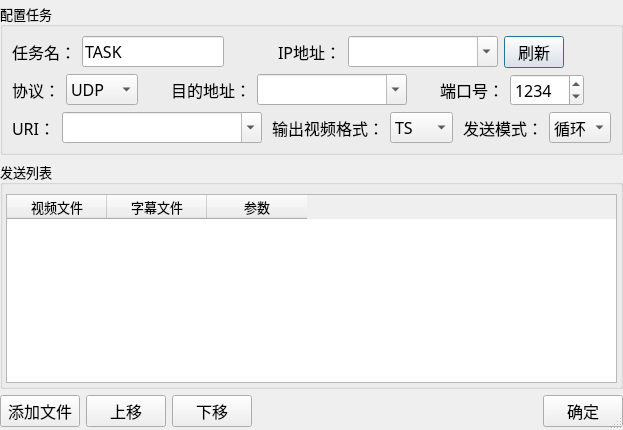
This is ui/addTask.ui in Reinering/stream-sender as Qt 5 draws it before an edit. The edited form follows.
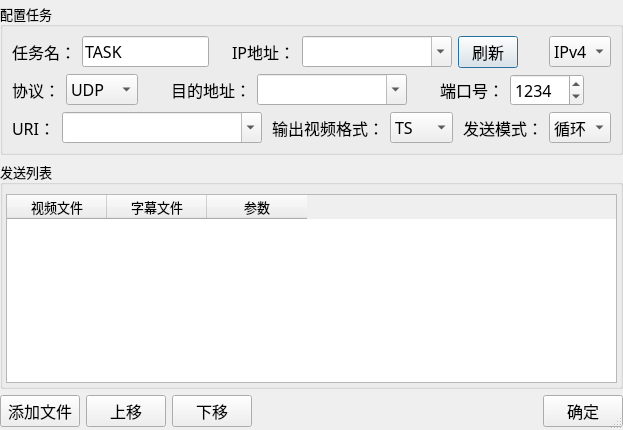
This is the edited form.

```diff
--- a/ui/addTask.ui
+++ b/ui/addTask.ui
@@ -159,6 +159,25 @@
           </property>
          </spacer>
         </item>
+        <item>
+         <widget class="QComboBox" name="comboBox_ipType">
+          <property name="font">
+           <font>
+            <pointsize>12</pointsize>
+           </font>
+          </property>
+          <item>
+           <property name="text">
+            <string>IPv4</string>
+           </property>
+          </item>
+          <item>
+           <property name="text">
+            <string>IPv6</string>
+           </property>
+          </item>
+         </widget>
+        </item>
        </layout>
       </item>
       <item row="1" column="0">
```
